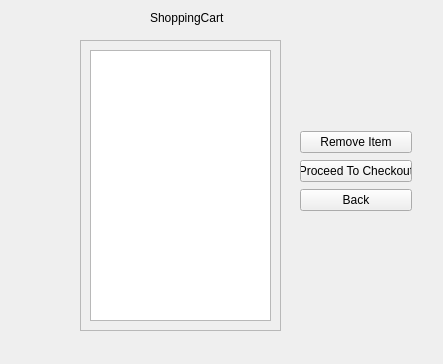
The window that CS1C-Project-Master/shoppingcartwindownew.ui (AustinVaday/CS1C-Class-Project) describes before a commit, drawn with Qt 5.
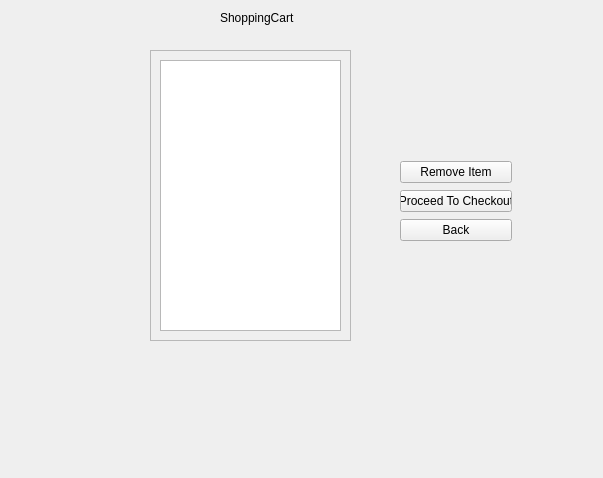
The same window after the commit.

The edit to the form file:
```diff
--- a/CS1C-Project-Master/shoppingcartwindownew.ui
+++ b/CS1C-Project-Master/shoppingcartwindownew.ui
@@ -6,8 +6,8 @@
    <rect>
     <x>0</x>
     <y>0</y>
-    <width>443</width>
-    <height>364</height>
+    <width>603</width>
+    <height>478</height>
    </rect>
   </property>
   <property name="windowTitle">
@@ -16,8 +16,8 @@
   <widget class="QScrollArea" name="scrollArea">
    <property name="geometry">
     <rect>
-     <x>80</x>
-     <y>40</y>
+     <x>150</x>
+     <y>50</y>
      <width>201</width>
      <height>291</height>
     </rect>
@@ -44,7 +44,7 @@
   <widget class="QLabel" name="label">
    <property name="geometry">
     <rect>
-     <x>150</x>
+     <x>220</x>
      <y>10</y>
      <width>91</width>
      <height>16</height>
@@ -57,8 +57,8 @@
   <widget class="QWidget" name="layoutWidget">
    <property name="geometry">
     <rect>
-     <x>300</x>
-     <y>130</y>
+     <x>400</x>
+     <y>160</y>
      <width>112</width>
      <height>83</height>
     </rect>
```
